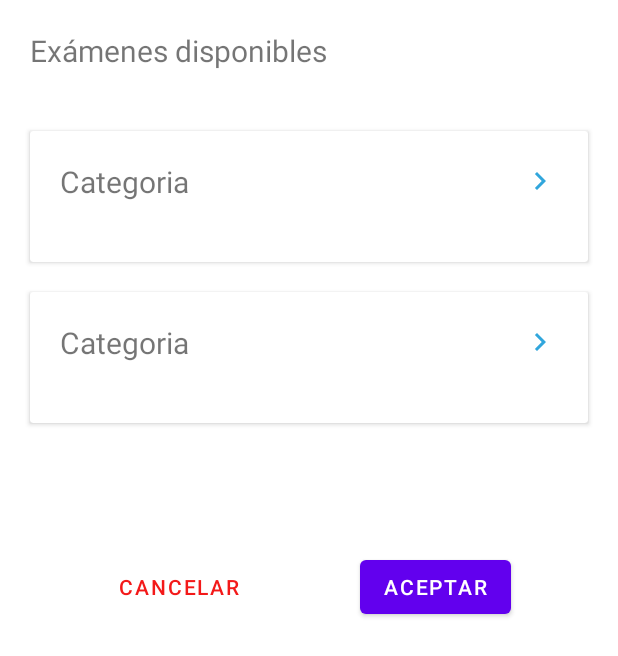
After one commit to Antonioescp/laboratorio-pro-c-mobile-app, an Android app: the layout dialog_select_lab_test.xml on its own in the app's theme, with its tools: preview values and no code run, on a phone screen of 412 x 824 dp. The commit adds this screen. Shown: the top 656 px of the screen. Run offline under Robolectric (Android 15) with nearby library versions, the phone set to English and light mode, and no system bars.

Commit message:
feature: Lab tests can now be seen in a recycler view

```diff
--- a/app/src/main/java/com/gameloop/laboratorioclinicoproc/views/appointments/detail/AppointmentDetailViewModel.kt
+++ b/app/src/main/java/com/gameloop/laboratorioclinicoproc/views/appointments/detail/AppointmentDetailViewModel.kt
@@ -7,8 +7,12 @@ import androidx.lifecycle.ViewModel
 import com.gameloop.laboratorioclinicoproc.database.model.appointment.Appointment
 import com.gameloop.laboratorioclinicoproc.database.model.labtest.LabTest
 import com.gameloop.laboratorioclinicoproc.database.model.patient.Patient
+import com.gameloop.laboratorioclinicoproc.network.LabNetworkService
 
 class AppointmentDetailViewModel : ViewModel() {
+
+    val labCategories = LabNetworkService.instance.getLabTestCategories()
+
     private var _arePatientsHidden = MutableLiveData(true)
     val arePatientsHidden: LiveData<Boolean>
         get() = _arePatientsHidden
--- a/app/src/main/java/com/gameloop/laboratorioclinicoproc/views/appointments/detail/adapters/AppointmentPatientAdapter.kt
+++ b/app/src/main/java/com/gameloop/laboratorioclinicoproc/views/appointments/detail/adapters/AppointmentPatientAdapter.kt
@@ -19,7 +19,8 @@ class AppointmentPatientAdapter(private val listener: AppointmentPatientAdapter.
                 binding.patient = patientAppointments.first
 
                 binding.ivDelete.setOnClickListener { listener.onDelete(patientAppointments.first) }
-                binding.btnAddTest.setOnClickListener { listener.onAddLabTest(patientAppointments.second) }
+                binding.btnAddTest
+                    .setOnClickListener { listener.onAddLabTest(patientAppointments.first) }
             }
 
             companion object {
@@ -66,6 +67,6 @@ class AppointmentPatientAdapter(private val listener: AppointmentPatientAdapter.
 
     interface Listener {
         fun onDelete(patient: Patient) {}
-        fun onAddLabTest(labTests: List<LabTest>) {}
+        fun onAddLabTest(patient: Patient) {}
     }
 }
--- /dev/null
+++ b/app/src/main/res/layout/dialog_item_lab_category.xml
@@ -0,0 +1,54 @@
+<?xml version="1.0" encoding="utf-8"?>
+<layout
+    xmlns:app="http://schemas.android.com/apk/res-auto"
+    xmlns:tools="http://schemas.android.com/tools"
+    xmlns:android="http://schemas.android.com/apk/res/android"
+    >
+
+    <data>
+        <variable
+            name="category"
+            type="com.gameloop.laboratorioclinicoproc.database.model.labtestcategory.LabTestCategory" />
+    </data>
+
+    <androidx.cardview.widget.CardView
+        android:id="@+id/cvMainContainer"
+        android:layout_width="match_parent"
+        android:layout_height="wrap_content"
+        android:layout_marginHorizontal="20dp"
+        android:layout_marginTop="20dp"
+        >
+
+        <LinearLayout
+            android:orientation="vertical"
+            android:layout_width="match_parent"
+            android:layout_height="wrap_content"
+            >
+            <TextView
+                android:id="@+id/tvTitle"
+                android:layout_width="match_parent"
+                android:layout_height="wrap_content"
+                android:padding="20dp"
+                android:text="@{category.title}"
+                tools:text="@string/category"
+                android:textSize="@dimen/title_text_size"
+                app:drawableEndCompat="@drawable/ic_baseline_keyboard_arrow_right_24"
+                />
+
+            <androidx.recyclerview.widget.RecyclerView
+                android:id="@+id/rvLabTests"
+                android:layout_width="match_parent"
+                android:layout_height="wrap_content"
+                android:paddingBottom="20dp"
+                android:clipToPadding="false"
+                android:visibility="gone"
+                tools:visibility="visible"
+                tools:itemCount="2"
+                tools:listitem="@layout/dialog_item_lab_test"
+                app:layoutManager="androidx.recyclerview.widget.LinearLayoutManager"
+                />
+        </LinearLayout>
+
+    </androidx.cardview.widget.CardView>
+
+</layout>
--- /dev/null
+++ b/app/src/main/res/layout/dialog_select_lab_test.xml
@@ -0,0 +1,77 @@
+<?xml version="1.0" encoding="utf-8"?>
+<layout
+    xmlns:android="http://schemas.android.com/apk/res/android"
+    xmlns:tools="http://schemas.android.com/tools"
+    xmlns:app="http://schemas.android.com/apk/res-auto"
+    >
+
+    <androidx.constraintlayout.widget.ConstraintLayout
+        android:id="@+id/clMainContainer"
+        android:layout_width="match_parent"
+        android:layout_height="wrap_content">
+
+        <TextView
+            android:id="@+id/tvTitle"
+            android:layout_width="match_parent"
+            android:layout_height="wrap_content"
+            android:textSize="@dimen/title_text_size"
+            android:padding="20dp"
+            android:text="@string/available_lab_tests"
+            app:layout_constraintStart_toStartOf="parent"
+            app:layout_constraintTop_toTopOf="parent"
+            app:layout_constraintEnd_toEndOf="parent"
+            app:layout_constraintBottom_toTopOf="@id/nsvRecyclerContainer"
+            />
+
+        <androidx.core.widget.NestedScrollView
+            android:id="@+id/nsvRecyclerContainer"
+            android:layout_width="match_parent"
+            android:layout_height="300dp"
+            app:layout_constraintStart_toStartOf="parent"
+            app:layout_constraintTop_toBottomOf="@id/tvTitle"
+            app:layout_constraintEnd_toEndOf="parent"
+            app:layout_constraintBottom_toTopOf="@id/btnCancel"
+            >
+
+            <androidx.recyclerview.widget.RecyclerView
+                android:id="@+id/rvCategories"
+                android:layout_width="match_parent"
+                android:layout_height="match_parent"
+                android:paddingBottom="20dp"
+                android:clipToPadding="false"
+                app:layoutManager="androidx.recyclerview.widget.LinearLayoutManager"
+                tools:listitem="@layout/dialog_item_lab_category"
+                tools:itemCount="2"
+                />
+
+        </androidx.core.widget.NestedScrollView>
+
+        <Button
+            android:id="@+id/btnCancel"
+            android:layout_width="wrap_content"
+            android:layout_height="wrap_content"
+            app:layout_constraintTop_toBottomOf="@id/nsvRecyclerContainer"
+            app:layout_constraintStart_toStartOf="parent"
+            app:layout_constraintEnd_toStartOf="@id/btnConfirm"
+            app:layout_constraintBottom_toBottomOf="parent"
+            app:layout_constraintHorizontal_chainStyle="spread"
+            style="@style/Widget.MaterialComponents.Button.TextButton"
+            android:text="@string/cancel"
+            android:textColor="@color/crimsom"
+            />
+
+        <Button
+            android:id="@+id/btnConfirm"
+            android:layout_width="wrap_content"
+            android:layout_height="wrap_content"
+            app:layout_constraintTop_toTopOf="@id/btnCancel"
+            app:layout_constraintStart_toEndOf="@id/btnCancel"
+            app:layout_constraintEnd_toEndOf="parent"
+            app:layout_constraintBottom_toBottomOf="@id/btnCancel"
+            android:text="@string/accept"
+            />
+
+
+    </androidx.constraintlayout.widget.ConstraintLayout>
+
+</layout>
--- /dev/null
+++ b/app/src/main/res/values/dimens.xml
@@ -0,0 +1,4 @@
+<?xml version="1.0" encoding="utf-8"?>
+<resources>
+    <dimen name="title_text_size">20sp</dimen>
+</resources>
--- a/app/src/main/res/values/strings.xml
+++ b/app/src/main/res/values/strings.xml
@@ -37,4 +37,5 @@
     <string name="delete">Eliminar</string>
     <string name="cancel">Cancelar</string>
     <string name="accept">Aceptar</string>
+    <string name="category">Categoria</string>
 </resources>
```
Also changed, not shown: app/src/main/java/com/gameloop/laboratorioclinicoproc/network/LabNetworkService.kt (+24 -0 lines), app/src/main/java/com/gameloop/laboratorioclinicoproc/views/appointments/detail/AppointmentDetailFragment.kt (+4 -6 lines), app/src/main/java/com/gameloop/laboratorioclinicoproc/views/appointments/detail/dialogs/selectlabtest/DialogLabCategoryAdapter.kt (added, +110 -0 lines), app/src/main/java/com/gameloop/laboratorioclinicoproc/views/appointments/detail/dialogs/selectlabtest/DialogLabTestAdapter.kt (added, +70 -0 lines), app/src/main/java/com/gameloop/laboratorioclinicoproc/views/appointments/detail/dialogs/selectlabtest/SelectLabTestDialog.kt (+50 -2 lines), app/src/main/res/layout/dialog_item_lab_test.xml (added, +88 -0 lines).
